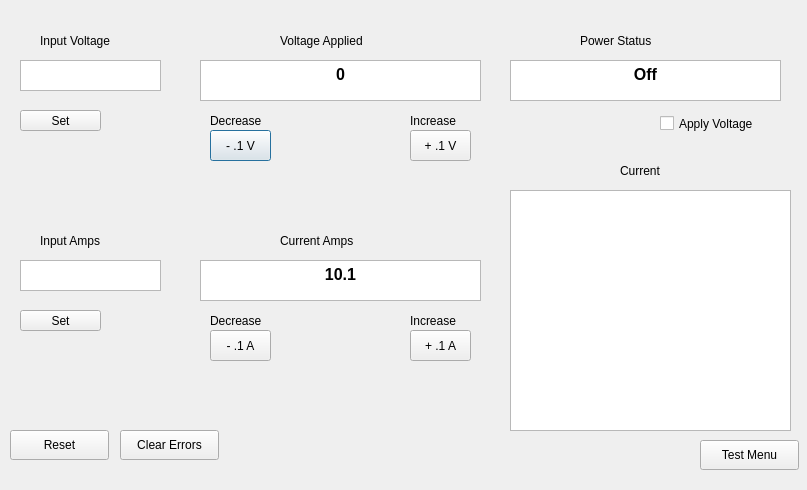
Above: powersupply2.ui from SeanKudrna/Phoenix-Embedded-System-Tester before the change. Below: the same form after it.
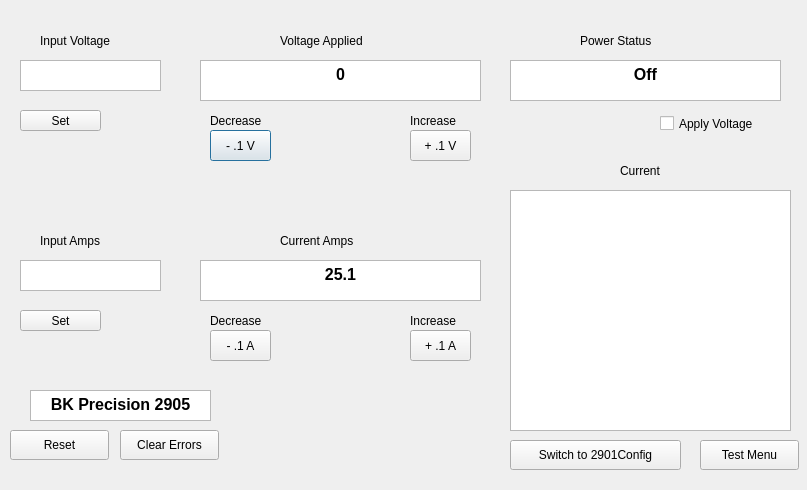
That is the form after the change.

Commit message: Added compatability with both power supplies. (2905 and 2901). Added a 'switch config' button that allows the user to use the same interface to interact with either power supply. Fixed location of equipment ids for sake of validation in BK class. all three id strings are avaliable in the static context of BK::

The edit to the form file:
```diff
--- a/powersupply2.ui
+++ b/powersupply2.ui
@@ -290,7 +290,7 @@
 &lt;html&gt;&lt;head&gt;&lt;meta name=&quot;qrichtext&quot; content=&quot;1&quot; /&gt;&lt;style type=&quot;text/css&quot;&gt;
 p, li { white-space: pre-wrap; }
 &lt;/style&gt;&lt;/head&gt;&lt;body style=&quot; font-family:'PibotoLt'; font-size:12pt; font-weight:400; font-style:normal;&quot;&gt;
-&lt;p align=&quot;center&quot; style=&quot; margin-top:0px; margin-bottom:0px; margin-left:0px; margin-right:0px; -qt-block-indent:0; text-indent:0px;&quot;&gt;&lt;span style=&quot; font-weight:600;&quot;&gt;10.1&lt;/span&gt;&lt;/p&gt;&lt;/body&gt;&lt;/html&gt;</string>
+&lt;p align=&quot;center&quot; style=&quot; margin-top:0px; margin-bottom:0px; margin-left:0px; margin-right:0px; -qt-block-indent:0; text-indent:0px;&quot;&gt;&lt;span style=&quot; font-weight:600;&quot;&gt;25.1&lt;/span&gt;&lt;/p&gt;&lt;/body&gt;&lt;/html&gt;</string>
    </property>
   </widget>
   <widget class="QTextEdit" name="te_ampreader">
@@ -368,6 +368,36 @@
     <string>Decrease</string>
    </property>
   </widget>
+  <widget class="QPushButton" name="pb_config">
+   <property name="geometry">
+    <rect>
+     <x>510</x>
+     <y>440</y>
+     <width>171</width>
+     <height>30</height>
+    </rect>
+   </property>
+   <property name="text">
+    <string>Switch to 2901Config</string>
+   </property>
+  </widget>
+  <widget class="QTextEdit" name="te_configdisplay">
+   <property name="geometry">
+    <rect>
+     <x>30</x>
+     <y>390</y>
+     <width>181</width>
+     <height>31</height>
+    </rect>
+   </property>
+   <property name="html">
+    <string>&lt;!DOCTYPE HTML PUBLIC &quot;-//W3C//DTD HTML 4.0//EN&quot; &quot;http://www.w3.org/TR/REC-html40/strict.dtd&quot;&gt;
+&lt;html&gt;&lt;head&gt;&lt;meta name=&quot;qrichtext&quot; content=&quot;1&quot; /&gt;&lt;style type=&quot;text/css&quot;&gt;
+p, li { white-space: pre-wrap; }
+&lt;/style&gt;&lt;/head&gt;&lt;body style=&quot; font-family:'PibotoLt'; font-size:12pt; font-weight:400; font-style:normal;&quot;&gt;
+&lt;p align=&quot;center&quot; style=&quot; margin-top:0px; margin-bottom:0px; margin-left:0px; margin-right:0px; -qt-block-indent:0; text-indent:0px;&quot;&gt;&lt;span style=&quot; font-weight:600;&quot;&gt;BK Precision 2905&lt;/span&gt;&lt;/p&gt;&lt;/body&gt;&lt;/html&gt;</string>
+   </property>
+  </widget>
  </widget>
  <resources/>
  <connections/>
```
The commit also changes 10 other files.
